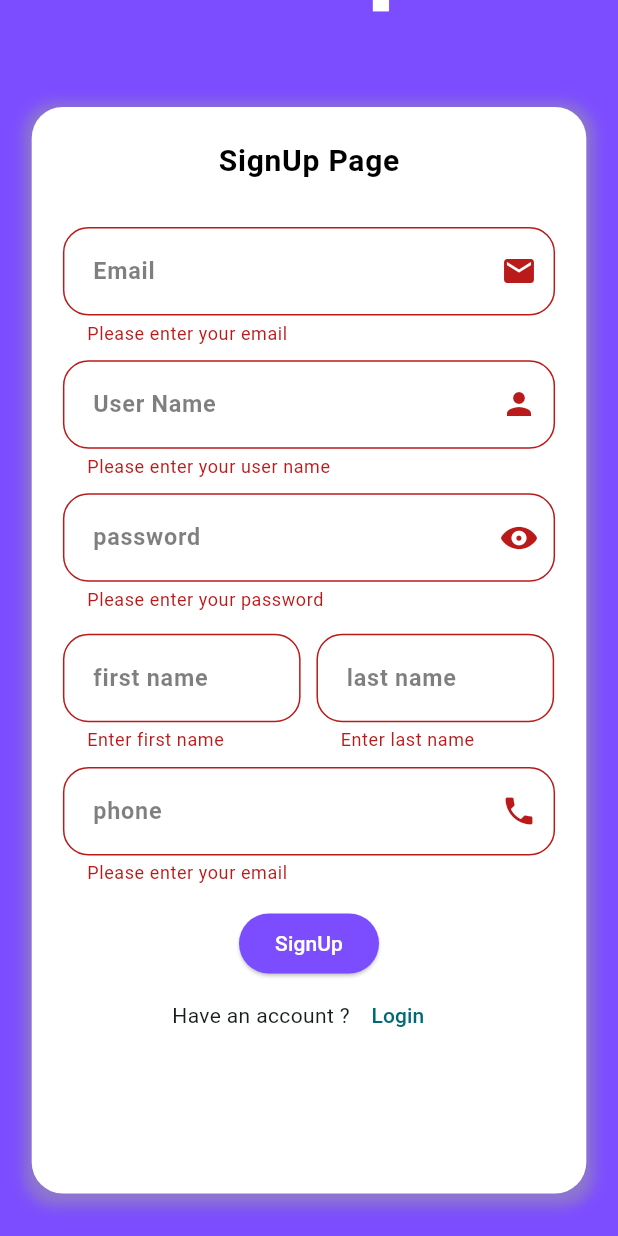
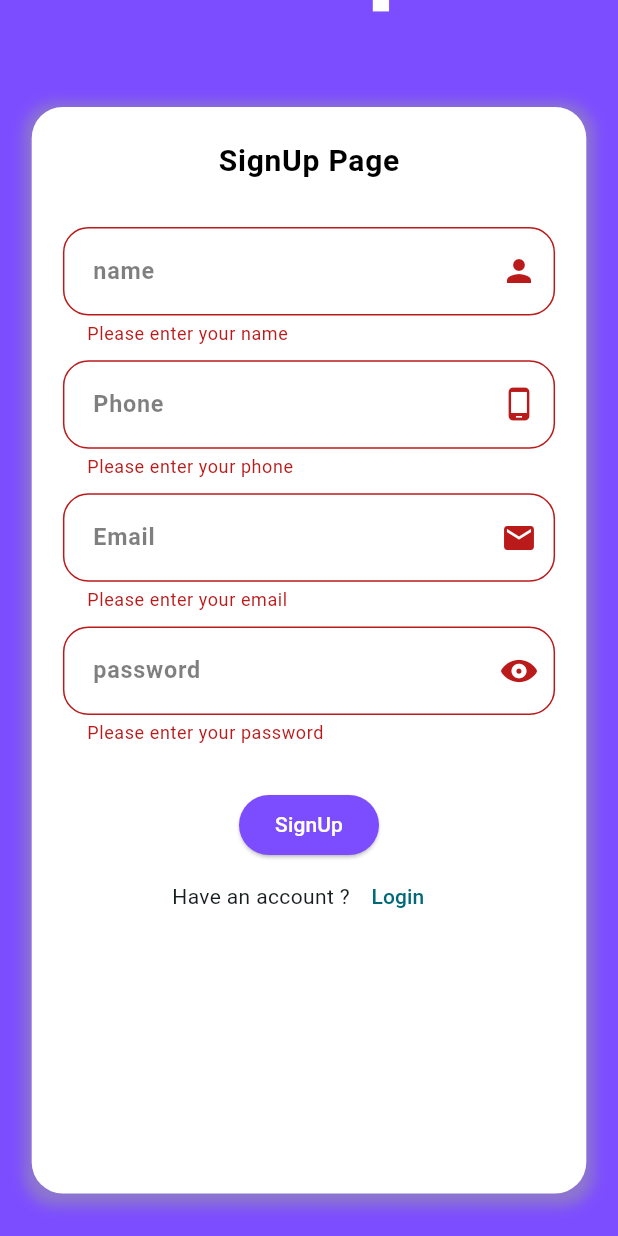
Before and after one commit to AHMEDsaba3/Shop_App_, a Flutter app: the RegisterPage screen opened directly, scrolled down 124 dp, after a tap on "SignUp", on a phone screen of 412 x 824 dp. Run offline on Flutter 3.47's test engine with Material 3 defaults, Android fonts, the phone set to English and light mode, and no system bars; our stand-ins replace bloc, carousel_slider, dio, flutter_bloc, flutter_snake_navigationbar, fluttertoast and 2 more; accounts and stored records are empty; network calls fail.

Commit message:
add register page and make it work by API

```diff
--- /dev/null
+++ b/lib/model/register_model.dart
@@ -0,0 +1,4 @@
+class RegisterModel {
+  bool? status;
+  String? message;
+}
--- a/lib/network/remote/dio_hellper.dart
+++ b/lib/network/remote/dio_hellper.dart
@@ -39,4 +39,19 @@ class DioHellper {
     };
     return await dio.post(url, queryParameters: query, data: data);
   }
+
+
+  static Future<Response> PutData(
+      {required String url,
+        Map<String, dynamic>? query,
+        required Map<String, dynamic> data,
+        String lang = 'en',
+        String? token}) async {
+    dio.options.headers = {
+      'Content-Type': 'application/json',
+      'lang': lang,
+      'Authorization': token,
+    };
+    return await dio.put(url, queryParameters: query, data: data);
+  }
 }
--- a/lib/network/remote/endpoint.dart
+++ b/lib/network/remote/endpoint.dart
@@ -1,5 +1,6 @@
 
 const Login='login';
+const Register='register';
 const Home='home';
 const Categories='categories';
 const Profile='profile';
--- a/lib/pages/login_page.dart
+++ b/lib/pages/login_page.dart
@@ -131,7 +131,7 @@ class _LoginPageState extends State<LoginPage> {
                                       style: TextStyle(color: Colors.white),
                                     ),
                                   )
-                                : CircularProgressIndicator(),
+                                : CircularProgressIndicator(color: defaultColor,),
                             Row(
                               mainAxisAlignment: MainAxisAlignment.center,
                               children: [
--- a/lib/pages/profile_page.dart
+++ b/lib/pages/profile_page.dart
@@ -201,7 +201,7 @@ class ProfilePage extends StatelessWidget {
       ),
     );
     } else {
-      return Center(child: LinearProgressIndicator(color: defaultColor,));
+      return SafeArea(child: LinearProgressIndicator(color: defaultColor,));
     }
   }
 }
--- a/lib/pages/register_page.dart
+++ b/lib/pages/register_page.dart
@@ -1,9 +1,14 @@
 import 'package:flutter/cupertino.dart';
 import 'package:flutter/material.dart';
+import 'package:flutter_bloc/flutter_bloc.dart';
 import 'package:shop_app_api/Constant/components.dart';
 import 'package:shop_app_api/Constant/constans.dart';
+import 'package:shop_app_api/layout/mian_page.dart';
+import 'package:shop_app_api/network/local/cache_helper.dart';
 import 'package:shop_app_api/pages/home_page.dart';
 import 'package:shop_app_api/pages/login_page.dart';
+import 'package:shop_app_api/shared/RegisterCubit/registerCubit.dart';
+import 'package:shop_app_api/shared/RegisterCubit/registerState.dart';
 
 class RegisterPage extends StatefulWidget {
   RegisterPage({super.key});
@@ -23,18 +28,42 @@ class RegisterPage extends StatefulWidget {
 class _RegisterPageState extends State<RegisterPage> {
   TextEditingController emailController = TextEditingController();
   TextEditingController passwordController = TextEditingController();
-  TextEditingController userNameController = TextEditingController();
-  TextEditingController firstnameController = TextEditingController();
-  TextEditingController lastnameController = TextEditingController();
+  TextEditingController nameController = TextEditingController();
   TextEditingController phoneController = TextEditingController();
   final GlobalKey<FormState> formKey = GlobalKey<FormState>();
   bool isPasswordVisible = false;
 
   @override
   Widget build(BuildContext context) {
+    return BlocProvider(
+      create: (context) => AppRegisterCubit(),
+      child: BlocConsumer<AppRegisterCubit,AppRegisterstate>(
+        listener: (context, state) {
+          if (state is AppRegisterSuccessState) {
+            if (state.loginModel.status == true) {
+              defaultFlutterToast(massage:state.loginModel.message??'',state: ToastState.SUCCESS );
+              CacheHelper.saveData(key: 'token', value: state.loginModel.data!.token).then((value) {
+                Navigator.pushReplacement(
+                  context,
+                  MaterialPageRoute(
+                    builder: (context) => MainPage(),
+                  ),
+                );
+              },);
+
+            } else {
+              defaultFlutterToast(massage:state.loginModel.message??'',state: ToastState.ERROR );
+            }
+          }
+        },
+        builder: (context, state) {
+          AppRegisterCubit cubit=AppRegisterCubit.get(context);
           return Scaffold(
+
             body: SingleChildScrollView(
-        child: Container(
+              child: Stack(
+                children: [
+                  Container(
                     width: double.infinity,
                     child: Column(
                       mainAxisAlignment: MainAxisAlignment.start,
@@ -77,6 +106,35 @@ class _RegisterPageState extends State<RegisterPage> {
                                     height: heightR(30, context),
                                   ),
                                   defaultTextForm(
+                                      sufIcon: Icons.person,
+                                      validator: (value) {
+                                        if (value == null || value.isEmpty) {
+                                          return 'Please enter your name';
+                                        }
+                                        return null;
+                                      },
+                                      context: context,
+                                      Controller: nameController,
+                                      label: 'name',
+                                      keyboardType: TextInputType.name),
+                                  SizedBox(
+                                    height: heightR(10, context),
+                                  ),
+                                  defaultTextForm(
+                                      sufIcon: Icons.phone_android,
+                                      validator: (value) {
+                                        if (value == null || value.isEmpty) {
+                                          return 'Please enter your phone';
+                                        }
+                                      },
+                                      context: context,
+                                      Controller: phoneController,
+                                      label: 'Phone',
+                                      keyboardType: TextInputType.phone),
+                                  SizedBox(
+                                    height: heightR(10, context),
+                                  ),
+                                  defaultTextForm(
                                       sufIcon: Icons.email,
                                       validator: (value) {
                                         if (value == null || value.isEmpty) {
@@ -87,21 +145,7 @@ class _RegisterPageState extends State<RegisterPage> {
                                       context: context,
                                       Controller: emailController,
                                       label: 'Email',
-                            keyboardType: TextInputType.name),
-                        SizedBox(
-                          height: heightR(10, context),
-                        ),
-                        defaultTextForm(
-                            sufIcon: Icons.person,
-                            validator: (value) {
-                              if (value == null || value.isEmpty) {
-                                return 'Please enter your user name';
-                              }
-                            },
-                            context: context,
-                            Controller: userNameController,
-                            label: 'User Name',
-                            keyboardType: TextInputType.name),
+                                      keyboardType: TextInputType.emailAddress),
                                   SizedBox(
                                     height: heightR(10, context),
                                   ),
@@ -127,65 +171,21 @@ class _RegisterPageState extends State<RegisterPage> {
                                   SizedBox(
                                     height: heightR(15, context),
                                   ),
-                        Row(
-                          children: [
-                            defaultTextForm(
-                                widthRe: 150,
-                                validator: (value) {
-                                  if (value == null || value.isEmpty) {
-                                    return 'Enter first name';
-                                  }
-                                  return null;
-                                },
-                                context: context,
-                                Controller: firstnameController,
-                                label: 'first name',
-                                keyboardType: TextInputType.name),
-                            SizedBox(
-                              width: widthR(10, context),
-                            ),
-                            defaultTextForm(
-                                widthRe: 150,
-                                validator: (value) {
-                                  if (value == null || value.isEmpty) {
-                                    return 'Enter last name';
-                                  }
-                                  return null;
-                                },
-                                context: context,
-                                Controller: lastnameController,
-                                label: 'last name',
-                                keyboardType: TextInputType.name),
-                          ],
-                        ),
-                        SizedBox(
-                          height: heightR(10, context),
-                        ),
-                        defaultTextForm(
-                          validator: (value) {
-                            if (value == null || value.isEmpty) {
-                              return 'Please enter your email';
-                            }
-                            return null;
-                          },
-                          context: context,
-                          sufIcon: Icons.phone,
-                          Controller: phoneController,
-                          label: 'phone',
-                          keyboardType: TextInputType.phone,
-                        ),
                                   SizedBox(
                                     height: heightR(15, context),
                                   ),
+                                  state is! AppRegisterErrorState ?
                                   ElevatedButton(
                                       onPressed: () {
-                              if (formKey.currentState!.validate()) {
-                                Navigator.pushReplacement(
-                                  context,
-                                  MaterialPageRoute(
-                                    builder: (context) => HomePage(),
-                                  ),
-                                );
+                                        if (formKey.currentState!
+                                            .validate()) {
+                                          cubit.userRegister(
+                                            name: nameController.text,
+                                              phone: phoneController.text,
+                                              email: emailController.text,
+                                              password:
+                                              passwordController.text);
+
                                         }
                                       },
                                       style: ElevatedButton.styleFrom(
@@ -193,7 +193,7 @@ class _RegisterPageState extends State<RegisterPage> {
                                       child: Text(
                                         'SignUp',
                                         style: TextStyle(color: Colors.white),
-                            )),
+                                      )) : CircularProgressIndicator(color: defaultColor,),
                                   Row(
                                     mainAxisAlignment: MainAxisAlignment.center,
                                     children: [
@@ -220,6 +220,21 @@ class _RegisterPageState extends State<RegisterPage> {
                       ],
                     ),
                   ),
+                  Padding(
+                    padding: const EdgeInsets.only(left: 20),
+                    child: SafeArea(
+                      child: CircleAvatar(
+                        backgroundColor: Colors.white,
+                        child: IconButton(onPressed: () {
+                        Navigator.pop(context);
+                      }, icon: Icon(CupertinoIcons.back)),),
+                    ),
+                  )
+                ],
+              ),
+            ),
+          );
+        },
       ),
     );
   }
--- /dev/null
+++ b/lib/shared/RegisterCubit/registerCubit.dart
@@ -0,0 +1,30 @@
+import 'package:bloc/bloc.dart';
+import 'package:flutter_bloc/flutter_bloc.dart';
+import 'package:shop_app_api/model/login_model.dart';
+import 'package:shop_app_api/network/remote/dio_hellper.dart';
+import 'package:shop_app_api/network/remote/endpoint.dart';
+import 'package:shop_app_api/shared/RegisterCubit/registerState.dart';
+
+
+class AppRegisterCubit extends Cubit<AppRegisterstate>{
+  AppRegisterCubit() : super(InatialAppRegisterState());
+  static AppRegisterCubit get(context) => BlocProvider.of(context);
+
+  LoginModel? loginData ;
+
+  void userRegister({required String name,required String phone,required String email, required String password}) {
+    emit(AppRegisterLoadingState());
+    DioHellper.PostData(url: Register, data:{
+      'name':name,
+      'phone':phone,
+      'email':email,
+      'password':password
+    }).then((value) {
+      loginData=LoginModel.fromJson(value.data);
+      emit(AppRegisterSuccessState(loginData!));
+    },).catchError((e){
+      print(e);
+      emit(AppRegisterErrorState());
+    });
+  }
+}
--- /dev/null
+++ b/lib/shared/RegisterCubit/registerState.dart
@@ -0,0 +1,14 @@
+import 'package:shop_app_api/model/login_model.dart';
+
+abstract class AppRegisterstate{}
+
+class InatialAppRegisterState extends AppRegisterstate{}
+
+class AppRegisterLoadingState extends AppRegisterstate{}
+class AppRegisterSuccessState extends AppRegisterstate{
+  final LoginModel loginModel;
+
+  AppRegisterSuccessState(this.loginModel);
+
+}
+class AppRegisterErrorState extends AppRegisterstate{}
```
Lines whose indentation alone changed are shown as unchanged.
